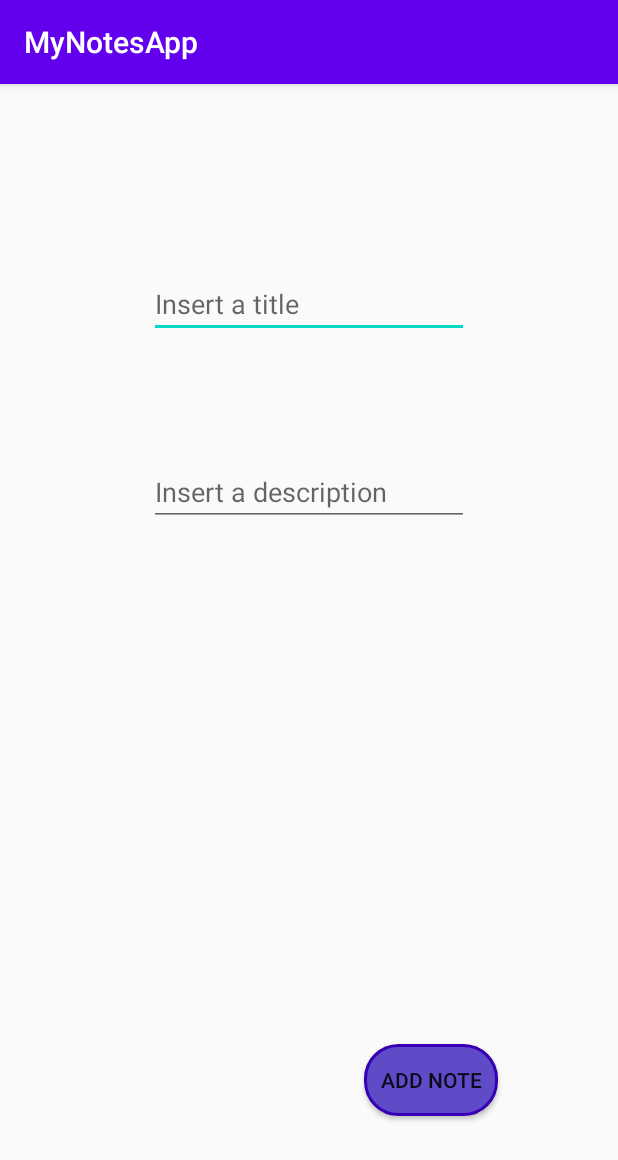
After one commit to melisgb/MyNotesApp, an Android app: the CreateNoteActivity screen opened directly, with no data from a screen before it, on a phone screen of 412 x 824 dp. The commit adds this screen. Shown: the top 1160 px of the screen. Run offline under Robolectric (Android 15) with nearby library versions, the phone set to English and light mode, and no system bars.

Commit message:
Menu designed
Functionality pending for implementation

```diff
--- a/app/src/main/AndroidManifest.xml
+++ b/app/src/main/AndroidManifest.xml
@@ -9,12 +9,14 @@
         android:roundIcon="@mipmap/ic_launcher_round"
         android:supportsRtl="true"
         android:theme="@style/AppTheme">
+        <activity android:name=".CreateNoteActivity">
+        </activity>
         <activity android:name=".MainActivity">
             <intent-filter>
                 <action android:name="android.intent.action.MAIN" />
-
                 <category android:name="android.intent.category.LAUNCHER" />
             </intent-filter>
+
         </activity>
     </application>
 
--- /dev/null
+++ b/app/src/main/java/com/ggonzales/mynotesapp/CreateNoteActivity.kt
@@ -0,0 +1,12 @@
+package com.ggonzales.mynotesapp
+
+import androidx.appcompat.app.AppCompatActivity
+import android.os.Bundle
+
+class CreateNoteActivity : AppCompatActivity() {
+
+    override fun onCreate(savedInstanceState: Bundle?) {
+        super.onCreate(savedInstanceState)
+        setContentView(R.layout.activity_create_note)
+    }
+}
--- /dev/null
+++ b/app/src/main/res/drawable/custom_button.xml
@@ -0,0 +1,26 @@
+<?xml version="1.0" encoding="utf-8"?>
+<selector xmlns:android="http://schemas.android.com/apk/res/android">
+    <item android:state_pressed="false">
+        <shape>
+            <solid android:color="@color/buttonColor"/>
+            <stroke android:width="2dp" android:color="@color/colorPrimaryDark"/>
+            <padding android:top="5pt"
+                android:bottom="5pt"
+                android:left="5pt"
+                android:right="5pt"/>
+            <corners android:radius="10pt"/>
+        </shape>
+    </item>
+
+    <item android:state_pressed="true">
+        <shape>
+            <gradient android:startColor="@color/colorPrimary" android:endColor="@color/colorPrimaryDark"/>
+            <stroke android:width="2dp" android:color="@color/lightBlueBackground"/>
+            <padding android:top="5pt"
+                android:bottom="5pt"
+                android:left="5pt"
+                android:right="5pt"/>
+            <corners android:radius="10pt"/>
+        </shape>
+    </item>
+</selector>
--- /dev/null
+++ b/app/src/main/res/layout/activity_create_note.xml
@@ -0,0 +1,43 @@
+<?xml version="1.0" encoding="utf-8"?>
+<androidx.constraintlayout.widget.ConstraintLayout xmlns:android="http://schemas.android.com/apk/res/android"
+    xmlns:app="http://schemas.android.com/apk/res-auto"
+    xmlns:tools="http://schemas.android.com/tools"
+    android:layout_width="match_parent"
+    android:layout_height="match_parent"
+    tools:context=".CreateNoteActivity">
+
+    <EditText
+        android:id="@+id/noteTitleEditText"
+        android:layout_width="wrap_content"
+        android:layout_height="wrap_content"
+        android:layout_marginTop="124dp"
+        android:ems="10"
+        android:inputType="textPersonName"
+        android:hint="@string/insert_title"
+        app:layout_constraintEnd_toEndOf="parent"
+        app:layout_constraintStart_toStartOf="parent"
+        app:layout_constraintTop_toTopOf="parent" />
+
+    <EditText
+        android:id="@+id/noteDescEditText"
+        android:layout_width="wrap_content"
+        android:layout_height="wrap_content"
+        android:layout_marginTop="80dp"
+        android:ems="10"
+        android:inputType="textPersonName"
+        android:hint="@string/insert_description"
+        app:layout_constraintEnd_toEndOf="parent"
+        app:layout_constraintStart_toStartOf="parent"
+        app:layout_constraintTop_toBottomOf="@+id/noteTitleEditText" />
+
+    <Button
+        android:id="@+id/createNoteButton"
+        android:layout_width="wrap_content"
+        android:layout_height="wrap_content"
+        android:layout_marginEnd="80dp"
+        android:layout_marginBottom="80dp"
+        android:background="@drawable/custom_button"
+        android:text="@string/add_note"
+        app:layout_constraintBottom_toBottomOf="parent"
+        app:layout_constraintEnd_toEndOf="parent" />
+</androidx.constraintlayout.widget.ConstraintLayout>
--- a/app/src/main/res/values/colors.xml
+++ b/app/src/main/res/values/colors.xml
@@ -4,5 +4,7 @@
     <color name="colorPrimaryDark">#3700B3</color>
     <color name="colorAccent">#03DAC5</color>
     <color name="lightBlueBackground">#92A8D1</color>
+    <color name="darkBlueColor">#4B6CC8</color>
     <color name="whiteColor">#FEFFFF</color>
+    <color name="buttonColor">#5F4BC8</color>
 </resources>
--- a/app/src/main/res/values/strings.xml
+++ b/app/src/main/res/values/strings.xml
@@ -1,3 +1,6 @@
 <resources>
     <string name="app_name">MyNotesApp</string>
+    <string name="insert_title">Insert a title</string>
+    <string name="insert_description">Insert a description</string>
+    <string name="add_note">ADD NOTE</string>
 </resources>
```
Also changed, not shown: app/src/main/java/com/ggonzales/mynotesapp/MainActivity.kt (+8 -0 lines), app/src/main/res/drawable/ic_search_black_24dp.xml (added, +9 -0 lines), app/src/main/res/layout/notes_view.xml (+23 -11 lines), app/src/main/res/menu/main_menu.xml (added, +16 -0 lines), app/src/main/res/drawable/add_note_icon.png (added), app/src/main/res/drawable/add_note_iconn.png (added), app/src/main/res/drawable/search_icon.png (added).
